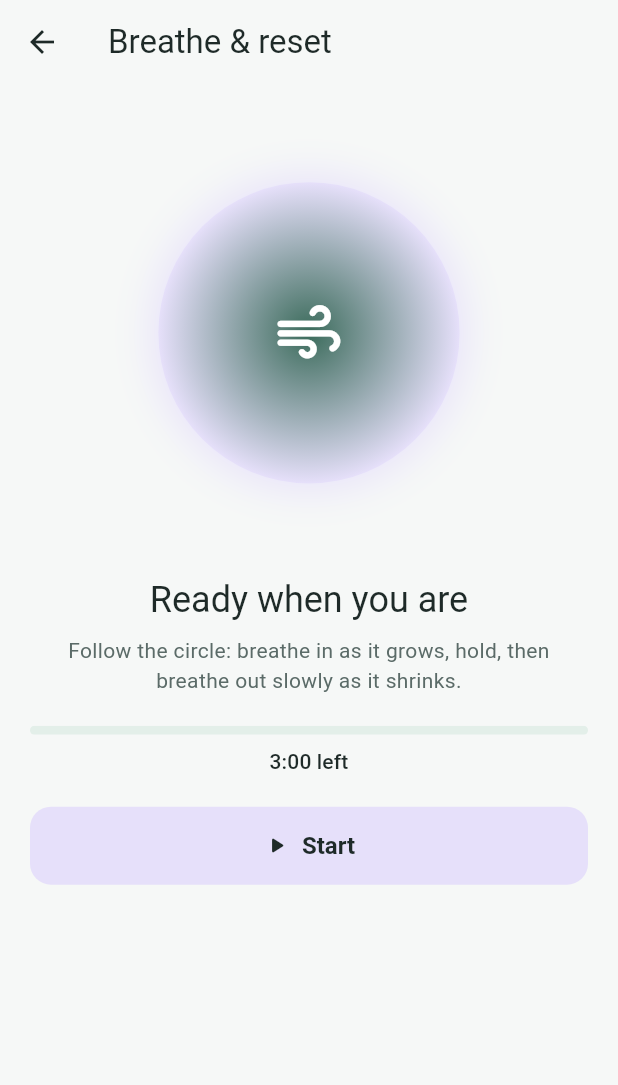
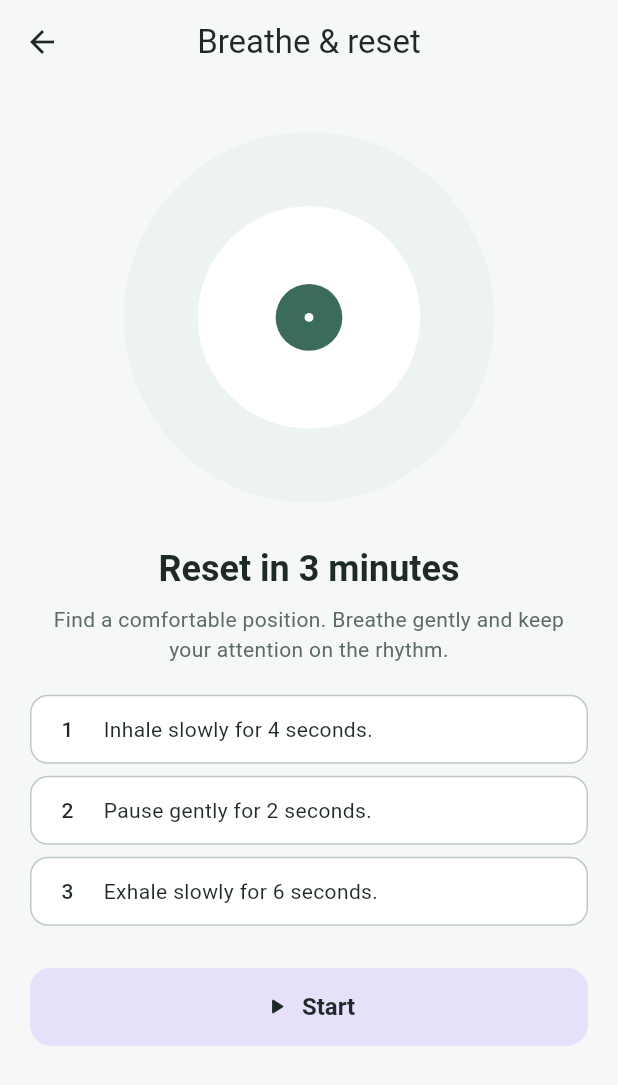
Before and after one commit to Noella799/mindlink, a Flutter app: the BreatheScreen screen opened by its route, on a phone screen of 412 x 824 dp. Shown: the top 1085 px of the screen. Run offline on Flutter 3.47's test engine with Material 3 defaults, Android fonts, the phone set to English and light mode, and no system bars; our stand-ins replace cloud_firestore, firebase_auth, firebase_core, flutter_riverpod, shared_preferences; accounts and stored records are empty.

Commit message:
Match Figma breathe and reset screen with step list

```diff
--- a/lib/features/breathe/domain/breathing.dart
+++ b/lib/features/breathe/domain/breathing.dart
@@ -1,14 +1,15 @@
-/// One breathing cycle: breathe in 4s, hold 4s, breathe out 6s.
-/// A longer out-breath than in-breath is a common relaxation pattern.
+/// One breathing cycle from the Figma prototype: inhale 4s, pause 2s,
+/// exhale 6s. A longer out-breath than in-breath is a common relaxation pattern.
 enum BreathPhase {
-  inhale('Breathe in', 4),
-  hold('Hold', 4),
-  exhale('Breathe out', 6);
+  inhale('Breathe in', 4, 'Inhale slowly for 4 seconds.'),
+  hold('Pause', 2, 'Pause gently for 2 seconds.'),
+  exhale('Breathe out', 6, 'Exhale slowly for 6 seconds.');
 
-  const BreathPhase(this.label, this.seconds);
+  const BreathPhase(this.label, this.seconds, this.instruction);
 
   final String label;
   final int seconds;
+  final String instruction;
 
   static int get cycleSeconds => values.fold(0, (sum, phase) => sum + phase.seconds);
 
--- a/lib/features/breathe/presentation/screens/breathe_screen.dart
+++ b/lib/features/breathe/presentation/screens/breathe_screen.dart
@@ -1,13 +1,14 @@
 import 'package:flutter/material.dart';
 import 'package:flutter_riverpod/flutter_riverpod.dart';
 import 'package:mindlink/core/constants/app_spacing.dart';
+import 'package:mindlink/core/theme/app_colors.dart';
 import 'package:mindlink/core/utils/date_format.dart';
 import 'package:mindlink/core/widgets/primary_button.dart';
 import 'package:mindlink/features/breathe/domain/breathing.dart';
 import 'package:mindlink/features/breathe/presentation/providers/breathing_controller.dart';
 import 'package:mindlink/features/breathe/presentation/widgets/breathing_circle.dart';
 
-/// Breathe & Reset activity from the Figma prototype.
+/// "04 Activity – Breathe & reset" from the Figma prototype.
 class BreatheScreen extends ConsumerWidget {
   const BreatheScreen({super.key});
 
@@ -17,14 +18,14 @@ class BreatheScreen extends ConsumerWidget {
     final controller = ref.read(breathingControllerProvider.notifier);
 
     return Scaffold(
-      appBar: AppBar(title: const Text('Breathe & reset')),
+      appBar: AppBar(title: const Text('Breathe & reset'), centerTitle: true),
       body: SafeArea(
         top: false,
         child: LayoutBuilder(
           builder: (context, constraints) {
             final landscape = constraints.maxWidth > constraints.maxHeight;
-            final circleSize = ((landscape ? constraints.maxHeight : constraints.maxWidth) * 0.65)
-                .clamp(140.0, 300.0)
+            final circleSize = ((landscape ? constraints.maxHeight : constraints.maxWidth) * 0.6)
+                .clamp(140.0, 260.0)
                 .toDouble();
 
             final circle = BreathingCircle(
@@ -82,24 +83,36 @@ class _BreathingControls extends StatelessWidget {
     final textTheme = Theme.of(context).textTheme;
     final scheme = Theme.of(context).colorScheme;
     final finished = state.status == BreathingStatus.finished;
+    final running = state.status == BreathingStatus.running;
 
     return Column(
       crossAxisAlignment: CrossAxisAlignment.stretch,
       children: [
         Text(
-          finished ? 'Well done' : _title,
+          _title,
           textAlign: TextAlign.center,
-          style: textTheme.headlineSmall,
+          style: textTheme.headlineSmall?.copyWith(fontWeight: FontWeight.w700),
         ),
         const SizedBox(height: AppSpacing.sm),
         Text(
           finished
               ? 'You took a few minutes for yourself. Notice how your body feels now.'
-              : 'Follow the circle: breathe in as it grows, hold, then breathe out slowly as it shrinks.',
+              : 'Find a comfortable position. Breathe gently and keep your attention on the rhythm.',
           textAlign: TextAlign.center,
           style: textTheme.bodyMedium?.copyWith(color: scheme.onSurfaceVariant),
         ),
         const SizedBox(height: AppSpacing.lg),
+        for (final phase in BreathPhase.values)
+          Padding(
+            padding: const EdgeInsets.only(bottom: AppSpacing.sm),
+            child: _StepCard(
+              number: phase.index + 1,
+              text: phase.instruction,
+              current: running && state.phase == phase,
+            ),
+          ),
+        if (state.status != BreathingStatus.ready) ...[
+          const SizedBox(height: AppSpacing.sm),
           ClipRRect(
             borderRadius: BorderRadius.circular(8),
             child: LinearProgressIndicator(value: state.progress, minHeight: 6),
@@ -110,6 +123,7 @@ class _BreathingControls extends StatelessWidget {
             textAlign: TextAlign.center,
             style: textTheme.labelLarge,
           ),
+        ],
         const SizedBox(height: AppSpacing.lg),
         ..._buttons(context),
       ],
@@ -117,12 +131,14 @@ class _BreathingControls extends StatelessWidget {
   }
 
   String get _title => switch (state.status) {
-        BreathingStatus.ready => 'Ready when you are',
+        BreathingStatus.ready => 'Reset in ${state.totalSeconds ~/ 60} minutes',
         BreathingStatus.paused => 'Paused',
-        _ => state.phase.label,
+        BreathingStatus.finished => 'Well done',
+        BreathingStatus.running => state.phase.label,
       };
 
   List<Widget> _buttons(BuildContext context) {
+    void done() => Navigator.of(context).pop();
     switch (state.status) {
       case BreathingStatus.ready:
         return [PrimaryButton(label: 'Start', icon: Icons.play_arrow_rounded, onPressed: controller.start)];
@@ -131,17 +147,55 @@ class _BreathingControls extends StatelessWidget {
           OutlinedButton.icon(
             onPressed: controller.pause,
             icon: const Icon(Icons.pause_rounded),
-            label: const Text('Pause'),
+            label: const Text('Pause timer'),
           ),
         ];
       case BreathingStatus.paused:
-        return [PrimaryButton(label: 'Resume', icon: Icons.play_arrow_rounded, onPressed: controller.start)];
+        return [
+          PrimaryButton(label: 'Resume', icon: Icons.play_arrow_rounded, onPressed: controller.start),
+          const SizedBox(height: AppSpacing.sm),
+          OutlinedButton(onPressed: done, child: const Text('Done')),
+        ];
       case BreathingStatus.finished:
         return [
-          PrimaryButton(label: 'Done', onPressed: () => Navigator.of(context).pop()),
+          PrimaryButton(label: 'Done', onPressed: done),
           const SizedBox(height: AppSpacing.md),
           OutlinedButton(onPressed: controller.start, child: const Text('Do it again')),
         ];
     }
   }
 }
+
+/// Numbered step card from Figma. The current step is highlighted while
+/// the exercise runs.
+class _StepCard extends StatelessWidget {
+  const _StepCard({required this.number, required this.text, required this.current});
+
+  final int number;
+  final String text;
+  final bool current;
+
+  @override
+  Widget build(BuildContext context) {
+    final scheme = Theme.of(context).colorScheme;
+    final isDark = Theme.of(context).brightness == Brightness.dark;
+    final highlight = isDark ? AppColors.lavenderDark : AppColors.lavender;
+
+    return AnimatedContainer(
+      duration: const Duration(milliseconds: 300),
+      padding: const EdgeInsets.symmetric(horizontal: AppSpacing.lg, vertical: AppSpacing.md),
+      decoration: BoxDecoration(
+        color: current ? highlight : scheme.surfaceContainerLowest,
+        borderRadius: BorderRadius.circular(12),
+        border: Border.all(color: current ? AppColors.lavenderBorder : scheme.outlineVariant),
+      ),
+      child: Row(
+        children: [
+          Text('$number', style: Theme.of(context).textTheme.labelLarge),
+          const SizedBox(width: AppSpacing.lg),
+          Expanded(child: Text(text, style: Theme.of(context).textTheme.bodyMedium)),
+        ],
+      ),
+    );
+  }
+}
--- a/lib/features/breathe/presentation/widgets/breathing_circle.dart
+++ b/lib/features/breathe/presentation/widgets/breathing_circle.dart
@@ -1,8 +1,9 @@
 import 'package:flutter/material.dart';
 import 'package:mindlink/features/breathe/domain/breathing.dart';
 
-/// Circle that grows while breathing in and shrinks while breathing out.
-/// Each scale change animates over the length of the current phase.
+/// Figma's breathing circle: a soft green circle, a white circle inside it
+/// and a green dot in the middle. The white circle grows while breathing in
+/// and shrinks while breathing out, over the length of each phase.
 class BreathingCircle extends StatelessWidget {
   const BreathingCircle({
     super.key,
@@ -18,29 +19,35 @@ class BreathingCircle extends StatelessWidget {
   @override
   Widget build(BuildContext context) {
     final scheme = Theme.of(context).colorScheme;
-    final scale = !active ? 0.75 : (phase == BreathPhase.exhale ? 0.55 : 1.0);
+    final scale = !active ? 0.6 : (phase == BreathPhase.exhale ? 0.45 : 0.85);
 
     return Semantics(
       liveRegion: true,
       label: active ? phase.label : 'Breathing circle',
-      child: SizedBox.square(
-        dimension: size,
+      child: Container(
+        width: size,
+        height: size,
+        decoration: BoxDecoration(color: scheme.surfaceContainer, shape: BoxShape.circle),
+        alignment: Alignment.center,
         child: AnimatedScale(
           scale: scale,
           duration: Duration(seconds: active ? phase.seconds : 1),
           curve: Curves.easeInOut,
-          child: DecoratedBox(
-            decoration: BoxDecoration(
-              shape: BoxShape.circle,
-              gradient: RadialGradient(
-                colors: [scheme.primary, scheme.primaryContainer],
+          child: Container(
+            width: size,
+            height: size,
+            decoration: BoxDecoration(color: scheme.surfaceContainerLowest, shape: BoxShape.circle),
+            alignment: Alignment.center,
+            child: Container(
+              width: size * 0.3,
+              height: size * 0.3,
+              decoration: BoxDecoration(color: scheme.primary, shape: BoxShape.circle),
+              alignment: Alignment.center,
+              child: Container(
+                width: size * 0.04,
+                height: size * 0.04,
+                decoration: BoxDecoration(color: scheme.onPrimary, shape: BoxShape.circle),
               ),
-              boxShadow: [
-                BoxShadow(color: scheme.primaryContainer, blurRadius: 32, spreadRadius: 4),
-              ],
-            ),
-            child: Center(
-              child: Icon(Icons.air_rounded, size: size * 0.25, color: scheme.onPrimary),
             ),
           ),
         ),
```
Also changed, not shown: 2 other files. Lines whose indentation alone changed are shown as unchanged.
